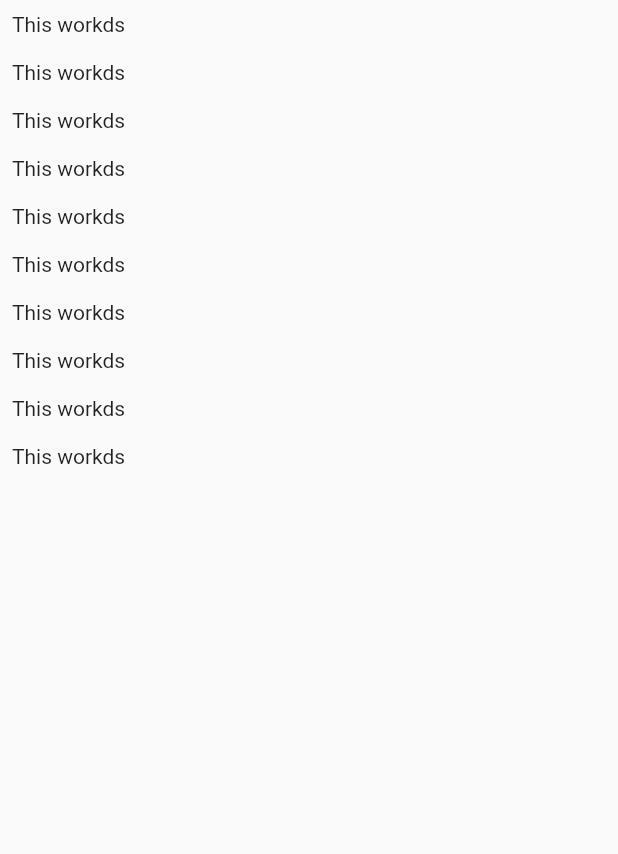
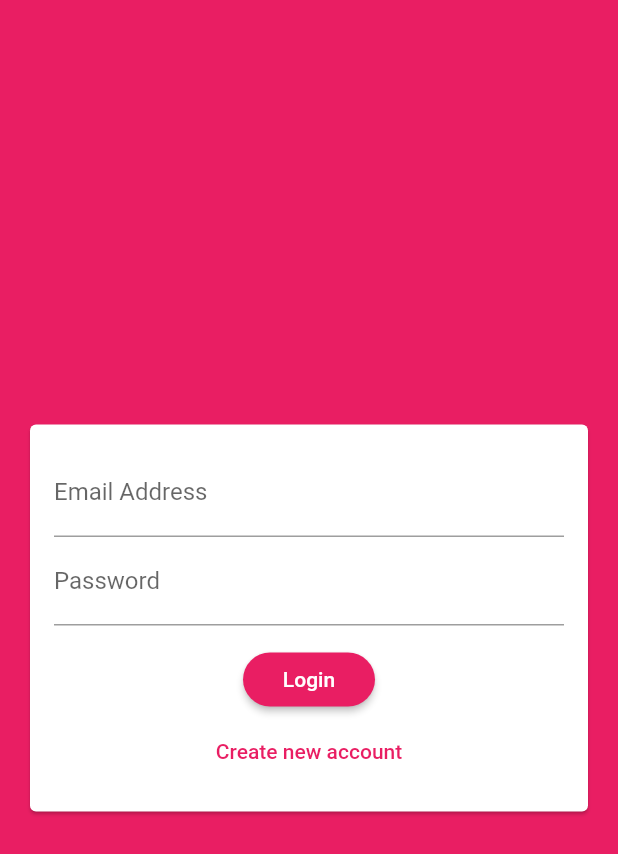
Before and after one commit to Javier3131/chatApp, a Flutter app: the screen it shows after launch, on a phone screen of 412 x 824 dp. Shown: the top 854 px of the screen. Run offline on Flutter 3.47's test engine with Material 2 defaults, Android fonts, the phone set to English and light mode, and no system bars; our stand-ins replace cloud_firestore; accounts and stored records are empty.

Commit message:
Working on auth screen.

```diff
--- a/lib/main.dart
+++ b/lib/main.dart
@@ -1,5 +1,6 @@
 import 'package:flutter/material.dart';
 
+import './screens/auth_screen.dart';
 import './screens/chat_screen.dart';
 
 void main() {
@@ -12,10 +13,19 @@ class MyApp extends StatelessWidget {
     return MaterialApp(
       title: 'Flutter Chat',
       theme: ThemeData(
-        primarySwatch: Colors.blue,
-        visualDensity: VisualDensity.adaptivePlatformDensity,
+        primarySwatch: Colors.pink,
+        backgroundColor: Colors.pink,
+        accentColor: Colors.deepPurple,
+        accentColorBrightness: Brightness.dark,
+        buttonTheme: ButtonTheme.of(context).copyWith(
+          buttonColor: Colors.pink,
+          textTheme: ButtonTextTheme.primary,
+          shape: RoundedRectangleBorder(
+            borderRadius: BorderRadius.circular(20),
+          ),
+        ),
       ),
-      home: ChatScreen(),
+      home: AuthScreen(),
     );
   }
 }
--- a/lib/screens/auth_screen.dart
+++ b/lib/screens/auth_screen.dart
@@ -0,0 +1,23 @@
+import 'package:flutter/material.dart';
+import '../widgets/auth/auth_form.dart';
+
+class AuthScreen extends StatefulWidget {
+  @override
+  _AuthScreenState createState() => _AuthScreenState();
+}
+
+class _AuthScreenState extends State<AuthScreen> {
+  void _submitAuthForm(
+    String email,
+    String password,
+    String username,
+    bool isLogin,
+  ) {}
+  @override
+  Widget build(BuildContext context) {
+    return Scaffold(
+      backgroundColor: Theme.of(context).primaryColor,
+      body: AuthForm(_submitAuthForm),
+    );
+  }
+}
--- /dev/null
+++ b/lib/widgets/auth/auth_form.dart
@@ -0,0 +1,125 @@
+import 'package:flutter/material.dart';
+
+class AuthForm extends StatefulWidget {
+  final void Function(
+    String email,
+    String password,
+    String username,
+    bool isLogin,
+  ) submitFn;
+
+  AuthForm(this.submitFn);
+
+  @override
+  _AuthFormState createState() => _AuthFormState();
+}
+
+class _AuthFormState extends State<AuthForm> {
+  final _formKey = GlobalKey<FormState>();
+  var _isLogin = true;
+  var _userEmail = '';
+  var _userName = '';
+  var _userPassword = '';
+
+  void _trySubmit() {
+    // trigger all validators of the form
+    final isValid = _formKey.currentState.validate();
+
+    // close keyboard
+    FocusScope.of(context).unfocus();
+    if (isValid) {
+      _formKey.currentState.save();
+      widget.submitFn(_userEmail, _userPassword, _userName, _isLogin);
+    }
+  }
+
+  @override
+  Widget build(BuildContext context) {
+    return Center(
+      child: Card(
+        margin: EdgeInsets.all(20),
+        child: SingleChildScrollView(
+          child: Padding(
+            padding: EdgeInsets.all(16),
+            child: Form(
+              key: _formKey,
+              child: Column(
+                mainAxisSize: MainAxisSize.min,
+                children: [
+                  TextFormField(
+                    key: ValueKey('email'),
+                    keyboardType: TextInputType.emailAddress,
+                    decoration: InputDecoration(
+                      labelText: 'Email Address',
+                    ),
+                    validator: (value) {
+                      if (value.isEmpty || !value.contains('@')) {
+                        return 'Please enter a valid email address.';
+                      }
+                      return null;
+                    },
+                    onSaved: (value) {
+                      _userEmail = value;
+                    },
+                  ),
+                  if (!_isLogin)
+                    TextFormField(
+                      key: ValueKey('username'),
+                      decoration: InputDecoration(
+                        labelText: 'Username',
+                      ),
+                      validator: (value) {
+                        if (value.isEmpty || value.length < 4) {
+                          return 'Please enter at least 4 characters.';
+                        }
+                        return null;
+                      },
+                      onSaved: (value) {
+                        _userName = value;
+                      },
+                    ),
+                  TextFormField(
+                    key: ValueKey('password'),
+                    decoration: InputDecoration(
+                      labelText: 'Password',
+                    ),
+                    obscureText: true,
+                    validator: (value) {
+                      if (value.isEmpty || value.length < 7) {
+                        return 'Password must be at least 7 characters long.';
+                      }
+                      return null;
+                    },
+                    onSaved: (value) {
+                      _userPassword = value;
+                    },
+                  ),
+                  SizedBox(height: 12),
+                  RaisedButton(
+                    onPressed: _trySubmit,
+                    child: Text(
+                      _isLogin ? 'Login' : 'Signup',
+                    ),
+                  ),
+                  FlatButton(
+                    textColor: Theme.of(context).primaryColor,
+                    onPressed: () {
+                      setState(() {
+                        _isLogin = !_isLogin;
+                      });
+                    },
+                    child: Text(
+                      _isLogin
+                          ? 'Create new account'
+                          : 'I already have an account',
+                    ),
+                  ),
+                ],
+              ),
+            ),
+          ),
+        ),
+      ),
+    );
+  }
+}
--- a/pubspec.yaml
+++ b/pubspec.yaml
@@ -28,6 +28,7 @@ dependencies:
   # Use with the CupertinoIcons class for iOS style icons.
   cupertino_icons: ^1.0.0
   cloud_firestore: 0.13.5
+  firebase_auth: 0.16.1
 
 dev_dependencies:
   flutter_test:
```
Also changed, not shown: lib/screens/chat_screen.dart (+28 -6 lines), 7 other files.
